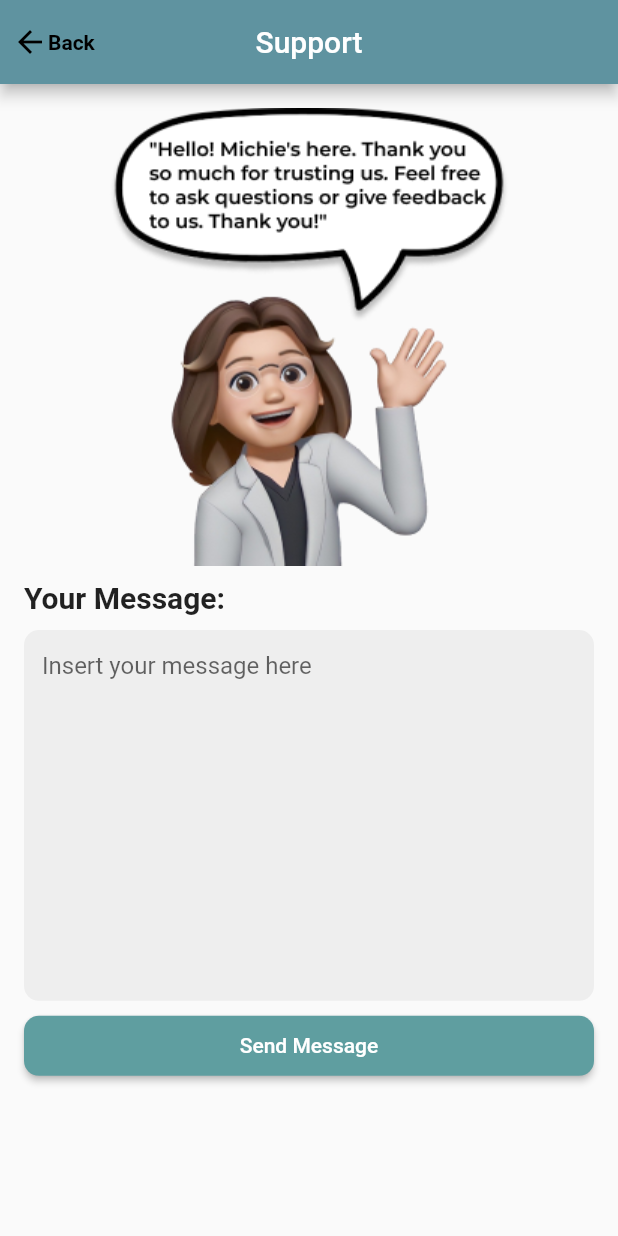
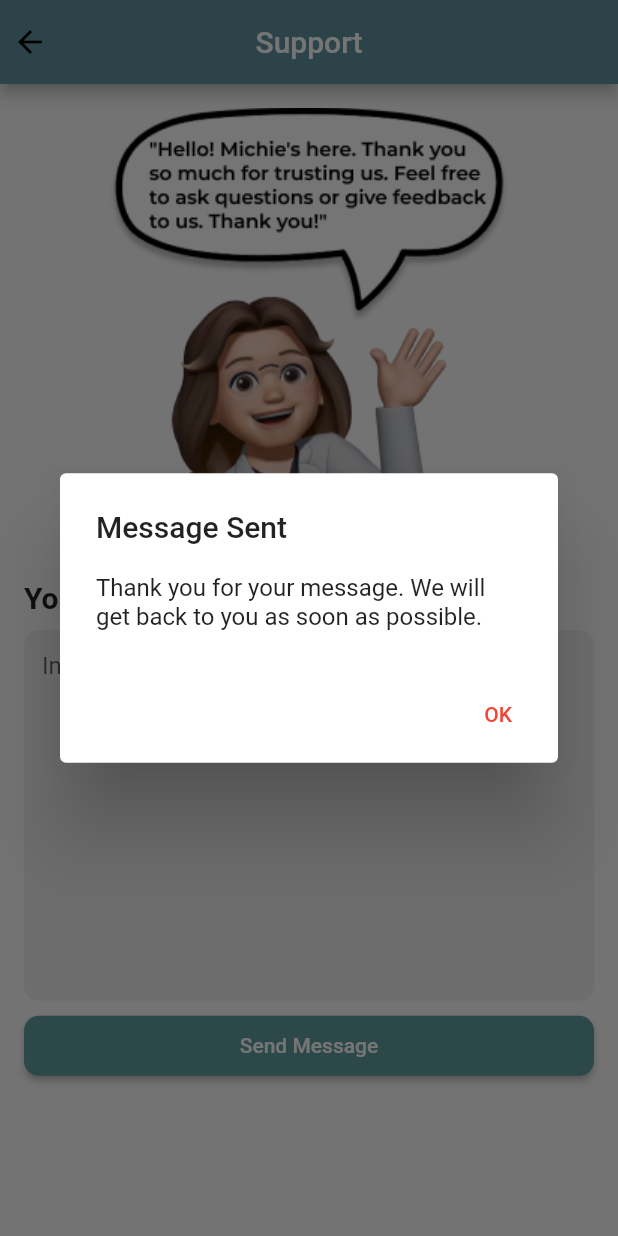
Before and after one commit to Raylouiss/DermaticaAI_FE, a Flutter app: the Support screen opened directly, after a tap on "Send Message", on a phone screen of 412 x 824 dp. Run offline on Flutter 3.47's test engine with Material 2 defaults, Android fonts, the phone set to English and light mode, and no system bars; our stand-ins replace camera, cloud_firestore, firebase_auth, firebase_core, firebase_storage, google_sign_in and 1 more; missing offline and left inert: flutter_email_sender; accounts and stored records are empty; network calls fail.

Commit message:
style: support and logout

```diff
--- a/lib/screen/profile.dart
+++ b/lib/screen/profile.dart
@@ -254,6 +254,35 @@ class _ProfileState extends State<Profile> {
                               IconButton(
                                 icon: const Icon(Icons.chevron_right, size: 20),
                                 onPressed: () async {
+                                  bool confirmed = await showDialog(
+                                    context: context,
+                                    builder: (BuildContext context) {
+                                      return AlertDialog(
+                                        title: const Text('Confirm Sign Out'),
+                                        content: const Text(
+                                            'Are you sure you want to sign out?'),
+                                        actions: <Widget>[
+                                          TextButton(
+                                            onPressed: () {
+                                              Navigator.of(context)
+                                                  .pop(false); // User canceled
+                                            },
+                                            child: const Text('Cancel'),
+                                          ),
+                                          TextButton(
+                                            onPressed: () {
+                                              Navigator.of(context)
+                                                  .pop(true); // User confirmed
+                                            },
+                                            child: const Text('Sign Out'),
+                                          ),
+                                        ],
+                                      );
+                                    },
+                                  );
+
+                                  if (confirmed == true) {
+                                    // User confirmed, perform sign out
                                     await GoogleSignIn().signOut();
                                     // ignore: use_build_context_synchronously
                                     Navigator.pushAndRemoveUntil(
@@ -263,6 +292,7 @@ class _ProfileState extends State<Profile> {
                                               const StartScreen()),
                                       (route) => false,
                                     );
+                                  }
                                 },
                               )
                             ],
--- a/lib/screen/support.dart
+++ b/lib/screen/support.dart
@@ -1,4 +1,5 @@
 import 'package:flutter/material.dart';
+import 'package:flutter_email_sender/flutter_email_sender.dart';
 
 class Support extends StatefulWidget {
   const Support({super.key});
@@ -12,24 +13,32 @@ class _SupportState extends State<Support> {
   Widget build(BuildContext context) {
     double screenWidth = MediaQuery.of(context).size.width;
     double screenHeight = MediaQuery.of(context).size.height;
+    final TextEditingController messageController = TextEditingController();
+
+    Future<void> sendEmail() async {
+      final Email email = Email(
+        body: messageController.text,
+        subject: 'Support Request Dermatica',
+        recipients: ['bernardus.willson@gmail.com'],
+      );
+
+      await FlutterEmailSender.send(email);
+    }
 
     return Scaffold(
       appBar: AppBar(
-        backgroundColor: Color(0xFF5F93A0),
-        title: Text(
+        backgroundColor: const Color(0xFF5F93A0),
+        title: const Text(
           'Support',
           textAlign: TextAlign.center,
         ),
         centerTitle: true,
         leading: IconButton(
-          icon: Row(
+          icon: const Row(
             children: [
-              Icon(Icons.arrow_back, color: Colors.black,),
-              Text('Back',
-                style: TextStyle(
-                    color: Colors.black,
-                    fontWeight: FontWeight.bold
-                ),
+              Icon(
+                Icons.arrow_back,
+                color: Colors.black,
               ),
             ],
           ),
@@ -41,24 +50,25 @@ class _SupportState extends State<Support> {
       ),
       body: SingleChildScrollView(
         child: Container(
-          margin: EdgeInsets.all(16.0),
+          margin: const EdgeInsets.all(16.0),
           child: Column(
             crossAxisAlignment: CrossAxisAlignment.center,
             children: [
               Image.asset('assets/support.png'),
-              SizedBox(height: 10,),
-              Align(
+              const SizedBox(
+                height: 10,
+              ),
+              const Align(
                 alignment: Alignment.centerLeft,
                 child: Text(
                   'Your Message: ',
                   textAlign: TextAlign.left,
-                  style: TextStyle(
-                      fontSize: 20,
-                      fontWeight: FontWeight.bold
-                  ),
+                  style: TextStyle(fontSize: 20, fontWeight: FontWeight.bold),
                 ),
               ),
-              SizedBox(height: 10,),
+              const SizedBox(
+                height: 10,
+              ),
               Container(
                 width: screenWidth,
                 height: 0.3 * screenHeight,
@@ -66,7 +76,7 @@ class _SupportState extends State<Support> {
                   color: Colors.grey[200],
                   borderRadius: BorderRadius.circular(10.0),
                 ),
-                child: TextField(
+                child: const TextField(
                   decoration: InputDecoration(
                     hintText: 'Insert your message here',
                     filled: true,
@@ -75,23 +85,45 @@ class _SupportState extends State<Support> {
                   ),
                 ),
               ),
-              SizedBox(height: 10,),
-              Container(
+              const SizedBox(
+                height: 10,
+              ),
+              SizedBox(
                 width: screenWidth,
                 height: 40,
                 child: ElevatedButton(
                   onPressed: () {
-                    // Your send button action here
+                    sendEmail();
+                    showDialog(
+                      context: context,
+                      builder: (BuildContext context) {
+                        return AlertDialog(
+                          title: const Text('Message Sent'),
+                          content: const Text(
+                              'Thank you for your message. We will get back to you as soon as possible.'),
+                          actions: [
+                            TextButton(
+                              onPressed: () {
+                                Navigator.of(context).pop();
+                                Navigator.of(context).pop();
+                              },
+                              child: const Text('OK'),
+                            ),
+                          ],
+                        );
+                      },
+                    );
                   },
-                  child: Text('Send Message'),
                   style: ButtonStyle(
-                    backgroundColor: MaterialStateProperty.all(Color(0xFF5F9EA0)),
-                    shape: MaterialStateProperty.all<RoundedRectangleBorder>( // Adds rounded corners to the button
+                    backgroundColor:
+                        MaterialStateProperty.all(const Color(0xFF5F9EA0)),
+                    shape: MaterialStateProperty.all<RoundedRectangleBorder>(
                       RoundedRectangleBorder(
                         borderRadius: BorderRadius.circular(10.0),
                       ),
                     ),
                   ),
+                  child: const Text('Send Message'),
                 ),
               ),
             ],
--- a/pubspec.yaml
+++ b/pubspec.yaml
@@ -47,6 +47,7 @@ dependencies:
   cloud_firestore: ^4.0.9
   provider: ^5.0.0
   firebase_storage: ^11.2.6
+  flutter_email_sender: ^6.0.1
 
 dev_dependencies:
   flutter_test:
```
Also changed, not shown: pubspec.lock. Lines whose indentation alone changed are shown as unchanged.
